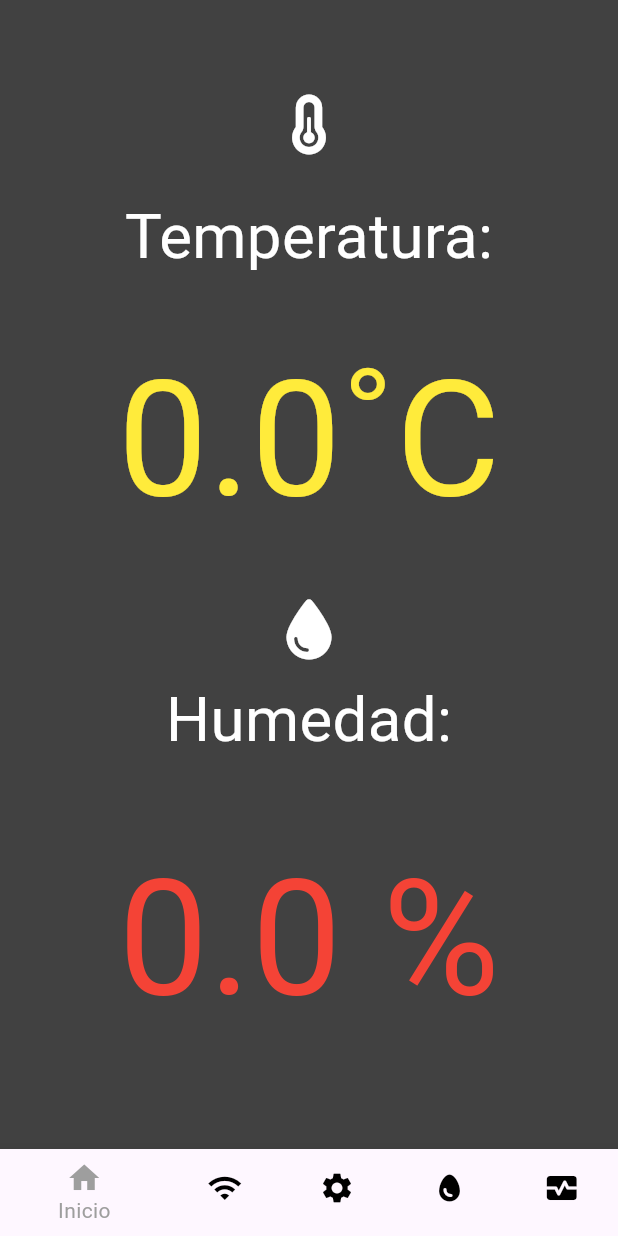
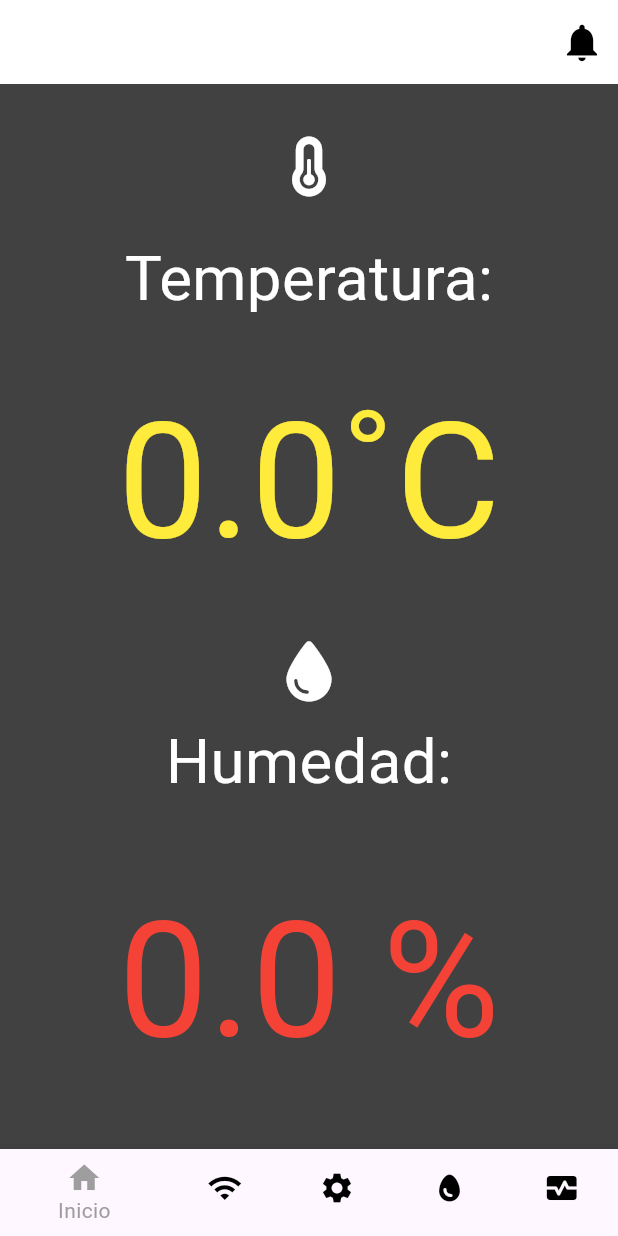
Before and after one commit to javierbrk/Proyecto-Incubadora-monitoreo, a Flutter app: the screen it shows after launch, on a phone screen of 412 x 824 dp. Run offline on Flutter 3.47's test engine with Material 3 defaults, Android fonts, the phone set to English and light mode, and no system bars; our stand-ins replace connectivity, font_awesome_flutter, google_fonts; missing offline and left inert: android_flutter_wifi; network calls fail; Roboto replaces fonts that are missing (Questrial).

Commit message:
added notifications view

```diff
--- a/src/mobile_app/lib/views/initial_home.dart
+++ b/src/mobile_app/lib/views/initial_home.dart
@@ -8,6 +8,7 @@ import 'package:incubapp_lite/views/wifi_home.dart';
 import 'package:incubapp_lite/services/api_services.dart';
 import 'package:incubapp_lite/views/counter_home.dart';
 import 'package:incubapp_lite/views/graf_home.dart';
+import 'package:incubapp_lite/views/notif_home.dart';
 
 void main() => runApp(MaterialApp(
       debugShowCheckedModeBanner: false,
@@ -37,6 +38,22 @@ class _IHomeState extends State<IHome> {
     Size size = MediaQuery.of(context).size;
 
     return Scaffold(
+      appBar: AppBar(
+        backgroundColor: Colors.white,
+        elevation: 0,
+        actions: [
+          IconButton(
+            iconSize: 30.0,
+            icon: Icon(Icons.notifications, color: Colors.black),
+            onPressed: () {
+              Navigator.push(
+                context,
+                MaterialPageRoute(builder: (context) => NHome()),
+              );
+            },
+          ),
+        ],
+      ),
       backgroundColor: Colors.grey,
       body: _buildBody(size, temperature, humidity),
       bottomNavigationBar: BottomNavigationBar(
```
Also changed, not shown: src/mobile_app/lib/views/notif_home.dart (added, +34 -0 lines).
